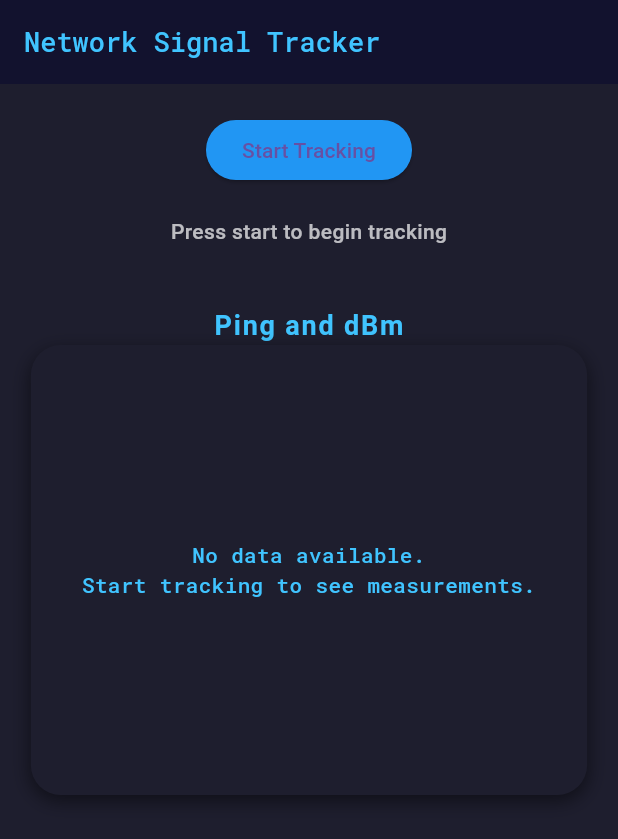
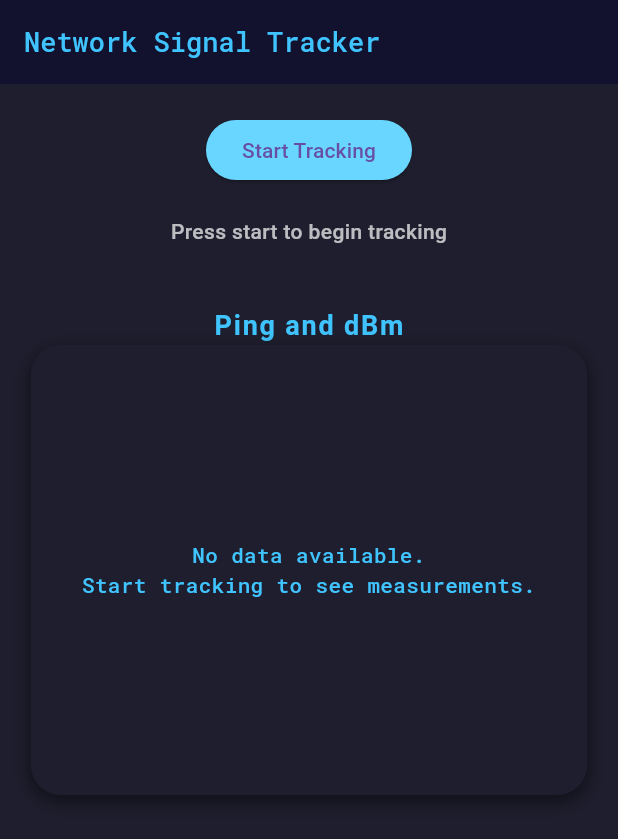
Before and after one commit to andrey-qrqm/network_signal_tracker_mobile, a Flutter app: the screen it shows after launch, on a phone screen of 412 x 824 dp. Shown: the top 839 px of the screen. Run offline on Flutter 3.47's test engine with Material 3 defaults, Android fonts, the phone set to English and light mode, and no system bars; our stand-ins replace fl_chart, google_fonts; missing offline and left inert: flutter_internet_signal; Roboto replaces fonts that are missing (RobotoMono).

Commit message:
update toggle color

```diff
--- a/lib/main.dart
+++ b/lib/main.dart
@@ -147,7 +147,7 @@ class _CoordinateScreenState extends State<CoordinateScreen> {
                 onPressed: _toggleTracking,
                 child: Text(_isTracking ? 'Stop Tracking' : 'Start Tracking'),
                 style: ElevatedButton.styleFrom(
-                  backgroundColor: _isTracking ? Colors.red : Colors.blue,
+                  backgroundColor: _isTracking ? Color(0xFFFF6B6B) : Color(0xFF69D6FF),
                 ),
               ),
               SizedBox(height: 20),
```
